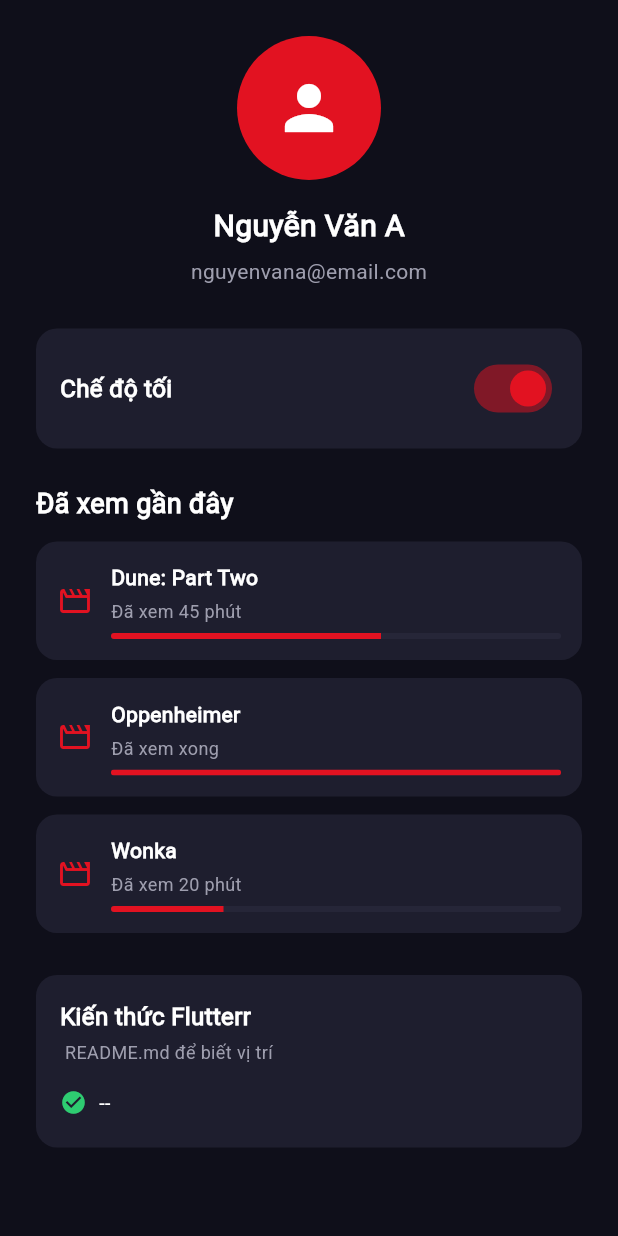
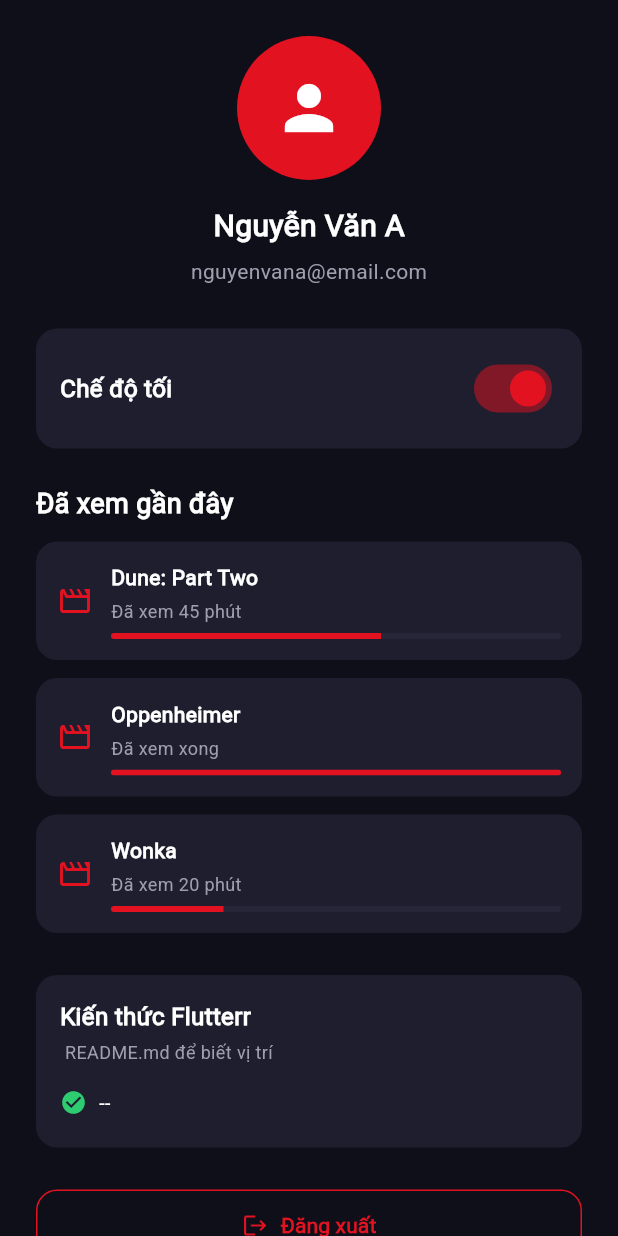
Before and after one commit to Hoai9029/cinema-movie, a Flutter app: the ProfilePage widget shown alone on an empty page, opened directly, on a phone screen of 412 x 824 dp. Run offline on Flutter 3.47's test engine with Material 3 defaults, Android fonts, the light colour scheme and no system bars; our stand-ins replace dio, equatable, firebase_auth, firebase_core, flutter_bloc, hive and 3 more; accounts and stored records are empty; generated files the repository leaves out were written again; network calls fail.

Commit message:
update save state Favorite Local Hive , and add Log out button

```diff
--- a/lib/main.dart
+++ b/lib/main.dart
@@ -1,5 +1,6 @@
 import 'package:firebase_core/firebase_core.dart';
 import 'package:flutter/material.dart';
+import 'package:hive_flutter/hive_flutter.dart';
 import 'package:provider/provider.dart';
 import 'core/theme/app_theme.dart';
 import 'data/theme_mode_state.dart';
@@ -14,6 +15,8 @@ import 'routes/app_router.dart';
 // thích...) đều đọc/ghi được cùng một dữ liệu yêu thích.
 Future<void> main() async {
   WidgetsFlutterBinding.ensureInitialized();
+
+  await Hive.initFlutter();
 
   try {
     await Firebase.initializeApp(
--- a/lib/models/movie.dart
+++ b/lib/models/movie.dart
@@ -18,4 +18,26 @@ class Movie {
     required this.overview,
     required this.genre,
   });
+
+  // Chỉ gồm các kiểu nguyên thuỷ (String/double) nên Hive lưu/đọc
+  // trực tiếp được mà không cần đăng ký TypeAdapter riêng.
+  Map<String, dynamic> toJson() => {
+    'id': id,
+    'title': title,
+    'poster': poster,
+    'duration': duration,
+    'rating': rating,
+    'overview': overview,
+    'genre': genre,
+  };
+
+  factory Movie.fromJson(Map<String, dynamic> json) => Movie(
+    id: json['id'] as String,
+    title: json['title'] as String,
+    poster: json['poster'] as String,
+    duration: json['duration'] as String,
+    rating: (json['rating'] as num).toDouble(),
+    overview: json['overview'] as String,
+    genre: json['genre'] as String,
+  );
 }
--- a/lib/pages/profile_page.dart
+++ b/lib/pages/profile_page.dart
@@ -1,7 +1,9 @@
 import 'package:flutter/material.dart';
 import 'package:provider/provider.dart';
 import '../core/theme/app_colors.dart';
+import '../data/auth/firebase_auth_repository.dart';
 import '../data/theme_mode_state.dart';
+import '../routes/app_router.dart';
 import '../widgets/responsive_container.dart';
 
 // ============================================================
@@ -10,6 +12,14 @@ import '../widgets/responsive_container.dart';
 // ============================================================
 class ProfilePage extends StatelessWidget {
   const ProfilePage({super.key});
+
+  Future<void> _handleLogout(BuildContext context) async {
+    await FirebaseAuthRepository().signOut();
+    if (!context.mounted) return;
+    Navigator.of(
+      context,
+    ).pushNamedAndRemoveUntil(AppRoutes.login, (route) => false);
+  }
 
   @override
   Widget build(BuildContext context) {
@@ -145,6 +155,29 @@ class ProfilePage extends StatelessWidget {
                 ],
               ),
             ),
+            const SizedBox(height: 28),
+
+            SizedBox(
+              width: double.infinity,
+              child: OutlinedButton.icon(
+                onPressed: () => _handleLogout(context),
+                icon: const Icon(Icons.logout, color: AppColors.primary),
+                label: const Text(
+                  'Đăng xuất',
+                  style: TextStyle(
+                    color: AppColors.primary,
+                    fontWeight: FontWeight.w600,
+                  ),
+                ),
+                style: OutlinedButton.styleFrom(
+                  padding: const EdgeInsets.symmetric(vertical: 14),
+                  side: const BorderSide(color: AppColors.primary),
+                  shape: RoundedRectangleBorder(
+                    borderRadius: BorderRadius.circular(14),
+                  ),
+                ),
+              ),
+            ),
           ],
         ),
       ),
--- a/pubspec.yaml
+++ b/pubspec.yaml
@@ -44,6 +44,8 @@ dependencies:
   flutter_bloc: ^9.1.1
   equatable: ^2.0.7
   youtube_player_flutter: ^9.1.1
+  hive: ^2.2.3
+  hive_flutter: ^1.1.0
 
 dev_dependencies:
   flutter_test:
```
Also changed, not shown: lib/data/watchlist_state.dart (+62 -0 lines), project_summary.txt (+60 -3 lines), pubspec.lock, 2 other files.
